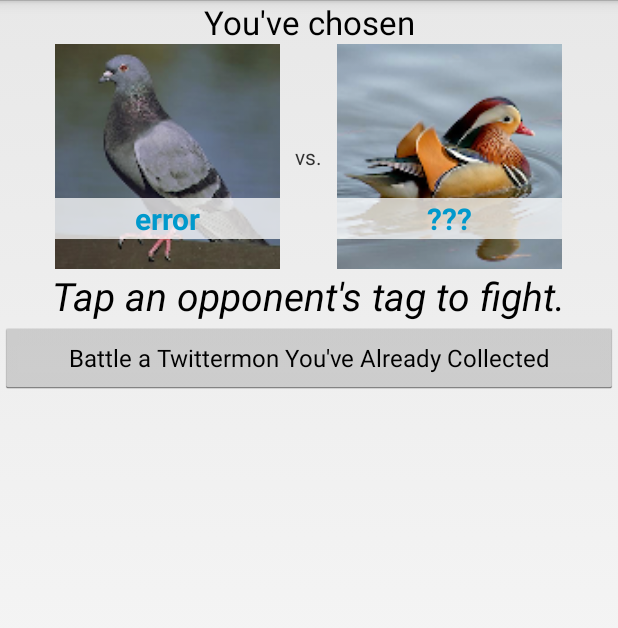
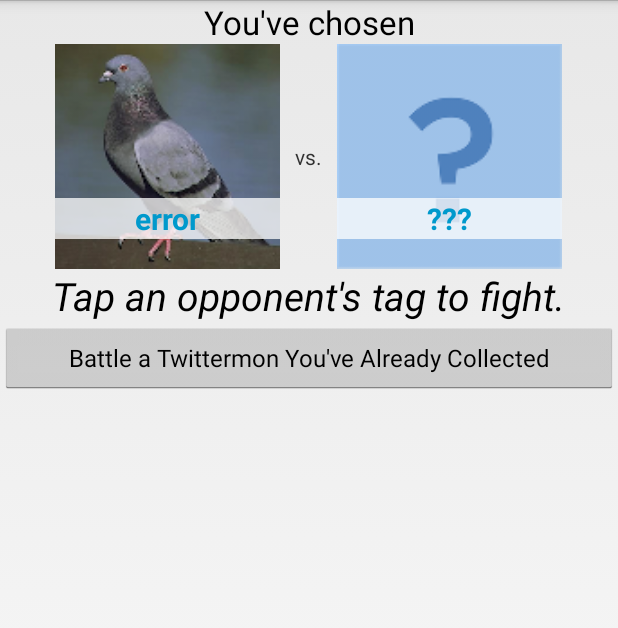
Before and after one commit to lessachu/terngame, an Android app: the TwittermonBattleActivity screen opened directly, with no data from a screen before it, on a phone screen of 412 x 824 dp. Shown: the top 628 px of the screen. Run offline under Robolectric (Android 15) with nearby library versions, the phone set to English and light mode, and no system bars.

Commit message:
* Add an unknown opponent drawable. * Tweak some strings.

```diff
--- a/TernGameApp/src/main/java/com/twitter/terngame/TwittermonBattleActivity.java
+++ b/TernGameApp/src/main/java/com/twitter/terngame/TwittermonBattleActivity.java
@@ -69,7 +69,10 @@
 
         final RelativeLayout opponentLayout = (RelativeLayout) findViewById(R.id.opponent_layout);
         mOpponentTextView = (TextView) opponentLayout.findViewById(R.id.twittermon_text);
-        mOpponentImageView = (ImageView) findViewById(R.id.twittermon_image);
+        mOpponentImageView = (ImageView) opponentLayout.findViewById(R.id.twittermon_image);
+
+        mOpponentTextView.setText("???");
+        mOpponentImageView.setImageDrawable(getResources().getDrawable(R.drawable.unknown));
 
         mAdapter = NfcAdapter.getDefaultAdapter(this);
 
--- a/TernGameApp/src/main/res/layout/twittermon_grid_single.xml
+++ b/TernGameApp/src/main/res/layout/twittermon_grid_single.xml
@@ -10,7 +10,7 @@
             android:layout_width="150dp"
             android:layout_height="150dp"
             android:id="@+id/twittermon_image"
-            android:src="@drawable/drake"/>
+            android:src="@drawable/unknown"/>
 
     <TextView
             android:layout_width="wrap_content"
--- a/TernGameApp/src/main/res/values/strings.xml
+++ b/TernGameApp/src/main/res/values/strings.xml
@@ -46,7 +46,7 @@
     <string name="no_hints">There are no hints available for this puzzle.</string>
     <string name="hint_prompt">NEW HINT AVAILABLE</string>
     <string name="notif_hint_title">New Hint Available</string>
-    <string name="twitter_collection_title">Select a Twittermon to Fight</string>
+    <string name="twitter_collection_title">Collected Twittermon</string>
     <string name="no_twittermon_yet">You don\'t have any Twittermon to fight with.</string>
     <string name="twittermon_dupe_title">You\'ve already collected this Twittermon.</string>
     <string name="collection_button_text">See your collection</string>
```
Also changed, not shown: TernGameApp/src/main/res/drawable-xxhdpi/unknown.png (added), 1 other file.
